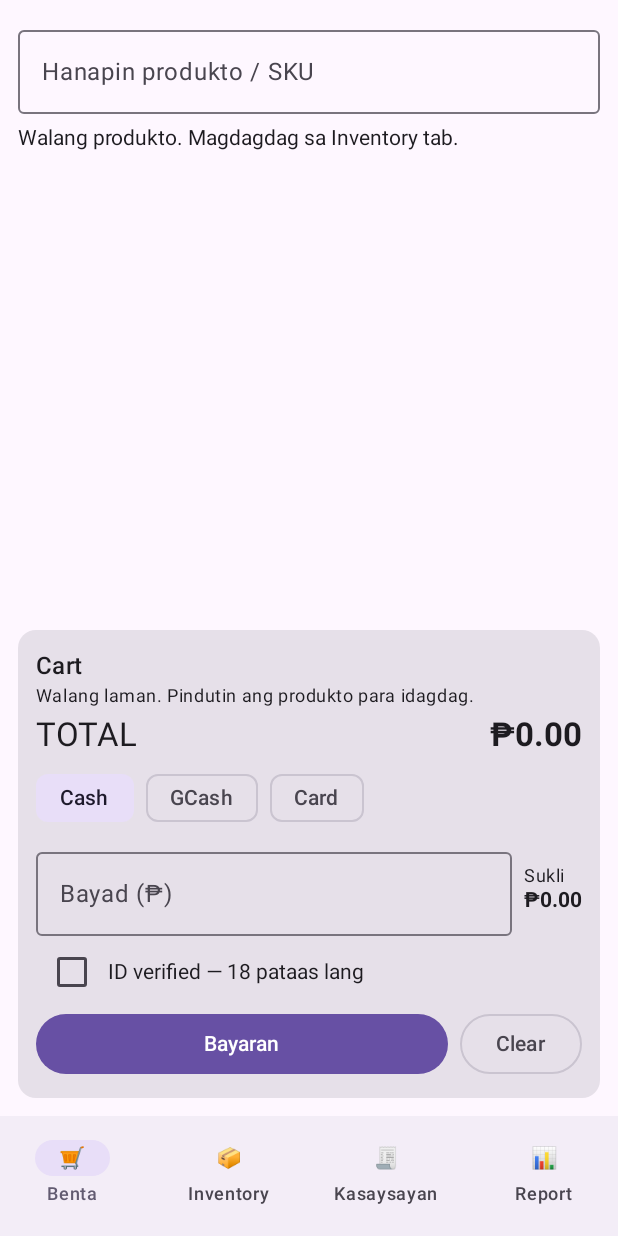
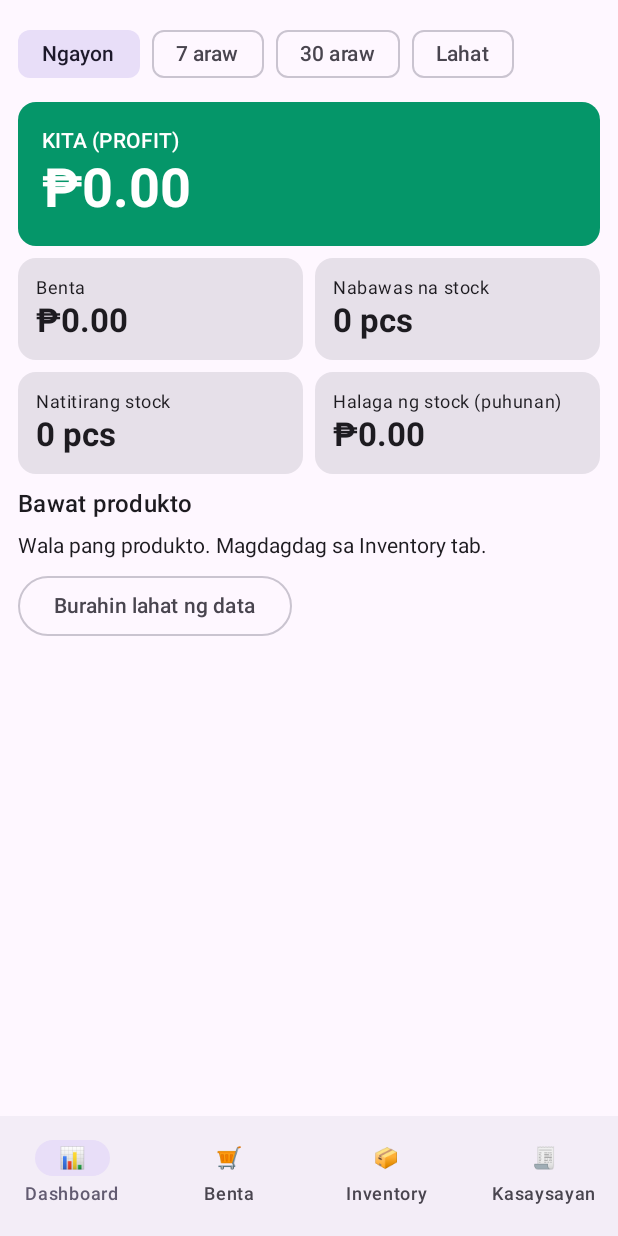
Before and after one commit to leoalcos0522-ship-it/-app-dev, an Android app built with Jetpack Compose: the MainActivity screen opened directly, with no data from a screen before it, on a phone screen of 412 x 824 dp. Run offline under Robolectric (Android 15) with nearby library versions, the phone set to English and light mode, and no system bars; missing, so only their content is drawn: MonitoringVapeTheme.

Commit message:
Simplify to sales/profit monitoring: auto dashboard, one-tap sale with undo
Co-Authored-By: Claude Sonnet 5.5 <noreply@anthropic.com>
Claude-Session: https://claude.ai/code/session_01UB61CybSgBEA2DNFxWYwKf

```diff
--- /dev/null
+++ b/app/src/main/java/com/example/monitoringvape/DashboardScreen.kt
@@ -0,0 +1,159 @@
+package com.example.monitoringvape
+
+import androidx.compose.foundation.layout.Arrangement
+import androidx.compose.foundation.layout.Column
+import androidx.compose.foundation.layout.Row
+import androidx.compose.foundation.layout.fillMaxSize
+import androidx.compose.foundation.layout.fillMaxWidth
+import androidx.compose.foundation.layout.padding
+import androidx.compose.foundation.lazy.LazyColumn
+import androidx.compose.material3.AlertDialog
+import androidx.compose.material3.Card
+import androidx.compose.material3.CardDefaults
+import androidx.compose.material3.ExperimentalMaterial3Api
+import androidx.compose.material3.FilterChip
+import androidx.compose.material3.MaterialTheme
+import androidx.compose.material3.OutlinedButton
+import androidx.compose.material3.Text
+import androidx.compose.material3.TextButton
+import androidx.compose.runtime.Composable
+import androidx.compose.runtime.getValue
+import androidx.compose.runtime.mutableIntStateOf
+import androidx.compose.runtime.mutableStateOf
+import androidx.compose.runtime.remember
+import androidx.compose.runtime.setValue
+import androidx.compose.ui.Modifier
+import androidx.compose.ui.graphics.Color
+import androidx.compose.ui.text.font.FontWeight
+import androidx.compose.ui.unit.dp
+
+/**
+ * Home screen. Reads straight from the store's observable lists, so it updates
+ * by itself every time a sale is recorded, undone, or stock changes.
+ */
+@OptIn(ExperimentalMaterial3Api::class)
+@Composable
+fun DashboardScreen(store: Store) {
+    val ranges = listOf("Ngayon" to 0, "7 araw" to 6, "30 araw" to 29, "Lahat" to -1)
+    var selected by remember { mutableIntStateOf(0) }
+    var confirmReset by remember { mutableStateOf(false) }
+
+    val since = ranges[selected].second.let { if (it < 0) 0L else startOfDay(it) }
+    val sales = store.sales.filter { it.time >= since }
+
+    val revenue = sales.sumOf { it.total }
+    val cost = sales.sumOf { s -> s.items.sumOf { it.cost * it.qty } }
+    val profit = revenue - cost
+    val units = sales.sumOf { s -> s.items.sumOf { it.qty } }
+    val stockLeft = store.products.sumOf { it.stock }
+    val stockValue = store.products.sumOf { it.cost * it.stock }
+
+    // Per-product: how many sold in this range, profit, and stock remaining now.
+    val soldQty = HashMap<String, Int>()
+    val soldProfit = HashMap<String, Double>()
+    sales.forEach { s ->
+        s.items.forEach { i ->
+            soldQty[i.productId] = (soldQty[i.productId] ?: 0) + i.qty
+            soldProfit[i.productId] = (soldProfit[i.productId] ?: 0.0) + (i.price - i.cost) * i.qty
+        }
+    }
+    val rows = store.products.sortedByDescending { soldQty[it.id] ?: 0 }
+    val lowCount = store.products.count { it.status != Status.OK }
+
+    LazyColumn(
+        Modifier.fillMaxSize().padding(12.dp),
+        verticalArrangement = Arrangement.spacedBy(8.dp)
+    ) {
+        item {
+            Row(horizontalArrangement = Arrangement.spacedBy(8.dp)) {
+                ranges.forEachIndexed { i, (label, _) ->
+                    FilterChip(selected = selected == i, onClick = { selected = i }, label = { Text(label) })
+                }
+            }
+        }
+
+        item {
+            Card(
+                Modifier.fillMaxWidth(),
+                colors = CardDefaults.cardColors(containerColor = Color(0xFF059669))
+            ) {
+                Column(Modifier.padding(16.dp)) {
+                    Text("KITA (PROFIT)", color = Color.White, style = MaterialTheme.typography.labelLarge)
+                    Text(
+                        peso(profit),
+                        color = Color.White,
+                        style = MaterialTheme.typography.displaySmall,
+                        fontWeight = FontWeight.Bold
+                    )
+                }
+            }
+        }
+
+        item {
+            Row(Modifier.fillMaxWidth(), horizontalArrangement = Arrangement.spacedBy(8.dp)) {
+                StatCard("Benta", peso(revenue), Modifier.weight(1f))
+                StatCard("Nabawas na stock", "$units pcs", Modifier.weight(1f))
+            }
+        }
+        item {
+            Row(Modifier.fillMaxWidth(), horizontalArrangement = Arrangement.spacedBy(8.dp)) {
+                StatCard("Natitirang stock", "$stockLeft pcs", Modifier.weight(1f))
+                StatCard("Halaga ng stock (puhunan)", peso(stockValue), Modifier.weight(1f))
+            }
+        }
+
+        if (lowCount > 0) {
+            item {
+                Text(
+                    "⚠️ $lowCount produkto ang low / ubos na ang stock",
+                    color = MaterialTheme.colorScheme.error,
+                    fontWeight = FontWeight.Bold
+                )
+            }
+        }
+
+        item { Text("Bawat produkto", style = MaterialTheme.typography.titleMedium) }
+        if (rows.isEmpty()) item { Text("Wala pang produkto. Magdagdag sa Inventory tab.") }
+        rows.forEach { p ->
+            item(key = p.id) {
+                Card(Modifier.fillMaxWidth()) {
+                    Row(Modifier.padding(12.dp), verticalAlignment = androidx.compose.ui.Alignment.CenterVertically) {
+                        Column(Modifier.weight(1f)) {
+                            Text(p.name, fontWeight = FontWeight.Bold)
+                            Text(
+                                "Nabenta: ${soldQty[p.id] ?: 0} · Kita: ${peso(soldProfit[p.id] ?: 0.0)}",
+                                style = MaterialTheme.typography.bodySmall
+                            )
+                        }
+                        Column(horizontalAlignment = androidx.compose.ui.Alignment.End) {
+                            Text("Natitira: ${p.stock}", fontWeight = FontWeight.Bold)
+                            if (p.status != Status.OK) StatusBadge(p.status)
+                        }
+                    }
+                }
+            }
+        }
+
+        item { OutlinedButton(onClick = { confirmReset = true }) { Text("Burahin lahat ng data") } }
+    }
+
+    if (confirmReset) {
+        AlertDialog(
+            onDismissRequest = { confirmReset = false },
+            title = { Text("Burahin LAHAT?") },
+            text = { Text("Mabubura ang lahat ng produkto at benta. Hindi na ito mababawi.") },
+            confirmButton = { TextButton(onClick = { store.resetAll(); confirmReset = false }) { Text("Oo, burahin") } },
+            dismissButton = { TextButton(onClick = { confirmReset = false }) { Text("Cancel") } }
+        )
+    }
+}
+
+@Composable
+private fun StatCard(label: String, value: String, modifier: Modifier = Modifier) {
+    Card(modifier) {
+        Column(Modifier.padding(12.dp)) {
+            Text(label, style = MaterialTheme.typography.bodySmall)
+            Text(value, style = MaterialTheme.typography.titleLarge, fontWeight = FontWeight.Bold)
+        }
+    }
+}
--- a/app/src/main/java/com/example/monitoringvape/HistoryScreen.kt
+++ b/app/src/main/java/com/example/monitoringvape/HistoryScreen.kt
@@ -38,7 +38,7 @@ fun HistoryScreen(store: Store) {
                     Row(verticalAlignment = Alignment.CenterVertically) {
                         Column(Modifier.weight(1f)) {
                             Text("Resibo ${receiptLabel(s.no)}", fontWeight = FontWeight.Bold)
-                            Text("${formatTime(s.time)} · ${s.method}", style = MaterialTheme.typography.bodySmall)
+                            Text(formatTime(s.time), style = MaterialTheme.typography.bodySmall)
                         }
                         Text(peso(s.total), fontWeight = FontWeight.Bold)
                     }
--- a/app/src/main/java/com/example/monitoringvape/MainActivity.kt
+++ b/app/src/main/java/com/example/monitoringvape/MainActivity.kt
@@ -12,7 +12,9 @@ import androidx.compose.material3.NavigationBar
 import androidx.compose.material3.NavigationBarItem
 import androidx.compose.material3.Scaffold
 import androidx.compose.material3.SnackbarHost
+import androidx.compose.material3.SnackbarDuration
 import androidx.compose.material3.SnackbarHostState
+import androidx.compose.material3.SnackbarResult
 import androidx.compose.material3.Text
 import androidx.compose.runtime.Composable
 import androidx.compose.runtime.getValue
@@ -39,10 +41,10 @@ class MainActivity : ComponentActivity() {
 }
 
 private val tabs = listOf(
+    "Dashboard" to "📊",
     "Benta" to "🛒",
     "Inventory" to "📦",
-    "Kasaysayan" to "🧾",
-    "Report" to "📊"
+    "Kasaysayan" to "🧾"
 )
 
 @Composable
@@ -50,12 +52,15 @@ fun VapeApp(store: Store) {
     var tab by rememberSaveable { mutableIntStateOf(0) }
     val snackbar = remember { SnackbarHostState() }
     val scope = rememberCoroutineScope()
-    val notify: (String) -> Unit = { msg ->
+    // notify(message, actionLabel, onAction) - the action (e.g. UNDO) is optional.
+    val notify: (String, String?, (() -> Unit)?) -> Unit = { msg, actionLabel, onAction ->
         scope.launch {
             snackbar.currentSnackbarData?.dismiss()
-            snackbar.showSnackbar(msg)
+            val result = snackbar.showSnackbar(msg, actionLabel, duration = SnackbarDuration.Long)
+            if (result == SnackbarResult.ActionPerformed) onAction?.invoke()
         }
     }
+    val notifySimple: (String) -> Unit = { notify(it, null, null) }
 
     Scaffold(
         modifier = Modifier.fillMaxSize(),
@@ -75,10 +80,10 @@ fun VapeApp(store: Store) {
     ) { padding ->
         Box(Modifier.padding(padding).statusBarsPadding()) {
             when (tab) {
-                0 -> PosScreen(store, notify)
-                1 -> InventoryScreen(store, notify)
-                2 -> HistoryScreen(store)
-                else -> ReportScreen(store)
+                0 -> DashboardScreen(store)
+                1 -> SellScreen(store, notify)
+                2 -> InventoryScreen(store, notifySimple)
+                else -> HistoryScreen(store)
             }
         }
     }
--- a/app/src/main/java/com/example/monitoringvape/Models.kt
+++ b/app/src/main/java/com/example/monitoringvape/Models.kt
@@ -33,7 +33,5 @@ data class Sale(
     val no: Int,
     val time: Long,
     val items: List<SaleItem>,
-    val total: Double,
-    val method: String,
-    val paid: Double
+    val total: Double
 )
--- a/app/src/main/java/com/example/monitoringvape/PosScreen.kt
+++ /dev/null
@@ -1,187 +0,0 @@
-package com.example.monitoringvape
-
-import androidx.compose.foundation.clickable
-import androidx.compose.foundation.layout.Arrangement
-import androidx.compose.foundation.layout.Column
-import androidx.compose.foundation.layout.Row
-import androidx.compose.foundation.layout.Spacer
-import androidx.compose.foundation.layout.fillMaxSize
-import androidx.compose.foundation.layout.fillMaxWidth
-import androidx.compose.foundation.layout.heightIn
-import androidx.compose.foundation.layout.padding
-import androidx.compose.foundation.lazy.LazyColumn
-import androidx.compose.foundation.lazy.items
-import androidx.compose.foundation.text.KeyboardOptions
-import androidx.compose.material3.Button
-import androidx.compose.material3.Card
-import androidx.compose.material3.Checkbox
-import androidx.compose.material3.ExperimentalMaterial3Api
-import androidx.compose.material3.FilterChip
-import androidx.compose.material3.MaterialTheme
-import androidx.compose.material3.OutlinedButton
-import androidx.compose.material3.OutlinedTextField
-import androidx.compose.material3.Text
-import androidx.compose.runtime.Composable
-import androidx.compose.runtime.getValue
-import androidx.compose.runtime.mutableStateOf
-import androidx.compose.runtime.remember
-import androidx.compose.runtime.setValue
-import androidx.compose.runtime.mutableStateMapOf
-import androidx.compose.ui.Alignment
-import androidx.compose.ui.Modifier
-import androidx.compose.ui.text.font.FontWeight
-import androidx.compose.ui.text.input.KeyboardType
-import androidx.compose.ui.unit.dp
-
-@OptIn(ExperimentalMaterial3Api::class)
-@Composable
-fun PosScreen(store: Store, notify: (String) -> Unit) {
-    val cart = remember { mutableStateMapOf<String, Int>() }
-    var query by remember { mutableStateOf("") }
-    var paid by remember { mutableStateOf("") }
-    var method by remember { mutableStateOf("Cash") }
-    var idOk by remember { mutableStateOf(false) }
-
-    val total: Double = cart.entries.sumOf { (id, q) ->
-        (store.products.find { it.id == id }?.price ?: 0.0) * q
-    }
-    val paidValue = paid.toDoubleOrNull() ?: 0.0
-    val change = if (method == "Cash" && paidValue > total) paidValue - total else 0.0
-    val shown = store.products.filter {
-        query.isBlank() || it.name.contains(query, true) || it.sku.contains(query, true)
-    }
-
-    Column(Modifier.fillMaxSize().padding(12.dp)) {
-        OutlinedTextField(
-            value = query,
-            onValueChange = { query = it },
-            label = { Text("Hanapin produkto / SKU") },
-            singleLine = true,
-            modifier = Modifier.fillMaxWidth()
-        )
-        Spacer(Modifier.padding(4.dp))
-
-        // Product list
-        LazyColumn(
-            Modifier.weight(1f),
-            verticalArrangement = Arrangement.spacedBy(6.dp)
-        ) {
-            if (shown.isEmpty()) {
-                item { Text("Walang produkto. Magdagdag sa Inventory tab.") }
-            }
-            items(shown, key = { it.id }) { p ->
-                Card(
-                    Modifier.fillMaxWidth().clickable(enabled = p.stock > 0) {
-                        val now = cart[p.id] ?: 0
-                        if (now + 1 > p.stock) notify("Kulang ang stock") else cart[p.id] = now + 1
-                    }
-                ) {
-                    Row(Modifier.padding(12.dp), verticalAlignment = Alignment.CenterVertically) {
-                        Column(Modifier.weight(1f)) {
-                            Text(p.name, fontWeight = FontWeight.Bold)
-                            Row(horizontalArrangement = Arrangement.spacedBy(8.dp)) {
-                                Text("${p.sku} · stock ${p.stock}", style = MaterialTheme.typography.bodySmall)
-                                if (p.status != Status.OK) StatusBadge(p.status)
-                            }
-                        }
-                        Text(peso(p.price), fontWeight = FontWeight.Bold)
-                    }
-                }
-            }
-        }
-
-        // Cart
-        Card(Modifier.fillMaxWidth().padding(top = 8.dp)) {
-            Column(Modifier.padding(12.dp)) {
-                Text("Cart", style = MaterialTheme.typography.titleMedium)
-                if (cart.isEmpty()) {
-                    Text("Walang laman. Pindutin ang produkto para idagdag.", style = MaterialTheme.typography.bodySmall)
-                } else {
-                    LazyColumn(Modifier.heightIn(max = 140.dp)) {
-                        items(cart.keys.toList(), key = { it }) { id ->
-                            val p = store.products.find { it.id == id }
-                            if (p != null) {
-                                Row(verticalAlignment = Alignment.CenterVertically) {
-                                    Text(p.name, Modifier.weight(1f))
-                                    OutlinedButton(onClick = {
-                                        val q = (cart[id] ?: 1) - 1
-                                        if (q <= 0) cart.remove(id) else cart[id] = q
-                                    }) { Text("−") }
-                                    Text("${cart[id] ?: 0}", Modifier.padding(horizontal = 8.dp))
-                                    OutlinedButton(onClick = {
-                                        val q = (cart[id] ?: 0) + 1
-                                        if (q > p.stock) notify("Kulang ang stock") else cart[id] = q
-                                    }) { Text("+") }
-                                    Text(peso(p.price * (cart[id] ?: 0)), Modifier.padding(start = 8.dp))
-                                }
-                            }
-                        }
-                    }
-                }
-
-                Row(Modifier.fillMaxWidth().padding(vertical = 4.dp), horizontalArrangement = Arrangement.SpaceBetween) {
-                    Text("TOTAL", style = MaterialTheme.typography.titleLarge)
-                    Text(peso(total), style = MaterialTheme.typography.titleLarge, fontWeight = FontWeight.Bold)
-                }
-
-                Row(horizontalArrangement = Arrangement.spacedBy(8.dp)) {
-                    listOf("Cash", "GCash", "Card").forEach { m ->
-                        FilterChip(selected = method == m, onClick = { method = m }, label = { Text(m) })
-                    }
-                }
-
-                if (method == "Cash") {
-                    Row(
-                        Modifier.fillMaxWidth().padding(top = 4.dp),
-                        horizontalArrangement = Arrangement.spacedBy(8.dp),
-                        verticalAlignment = Alignment.CenterVertically
-                    ) {
-                        OutlinedTextField(
-                            value = paid,
-                            onValueChange = { paid = it },
-                            label = { Text("Bayad (₱)") },
-                            singleLine = true,
-                            keyboardOptions = KeyboardOptions(keyboardType = KeyboardType.Decimal),
-                            modifier = Modifier.weight(1f)
-                        )
-                        Column {
-                            Text("Sukli", style = MaterialTheme.typography.bodySmall)
-                            Text(peso(change), fontWeight = FontWeight.Bold)
-                        }
-                    }
-                }
-
-                Row(verticalAlignment = Alignment.CenterVertically) {
-                    Checkbox(checked = idOk, onCheckedChange = { idOk = it })
-                    Text("ID verified — 18 pataas lang")
-                }
-
-                Row(horizontalArrangement = Arrangement.spacedBy(8.dp)) {
-                    Button(
-                        onClick = {
-                            if (cart.isEmpty()) {
-                                notify("Walang laman ang cart")
-                            } else if (!idOk) {
-                                notify("I-check muna ang ID verified (18+)")
-                            } else if (method == "Cash" && paidValue < total) {
-                                notify("Kulang ang bayad")
-                            } else {
-                                val result = store.checkout(
-                                    cart.toMap(), method, if (method == "Cash") paidValue else total
-                                )
-                                result.onSuccess { sale ->
-                                    notify("Resibo ${receiptLabel(sale.no)} · ${peso(sale.total)} · Sukli ${peso(sale.paid - sale.total)}")
-                                    cart.clear()
-                                    paid = ""
-                                    idOk = false
-                                }.onFailure { notify(it.message ?: "May error") }
-                            }
-                        },
-                        modifier = Modifier.weight(1f)
-                    ) { Text("Bayaran") }
-                    OutlinedButton(onClick = { cart.clear(); paid = "" }) { Text("Clear") }
-                }
-            }
-        }
-    }
-}
```
Also changed, not shown: app/src/main/java/com/example/monitoringvape/ReportScreen.kt (deleted, +0 -125 lines), app/src/main/java/com/example/monitoringvape/SellScreen.kt (added, +125 -0 lines), app/src/main/java/com/example/monitoringvape/Store.kt (+12 -18 lines), 1 other file.
